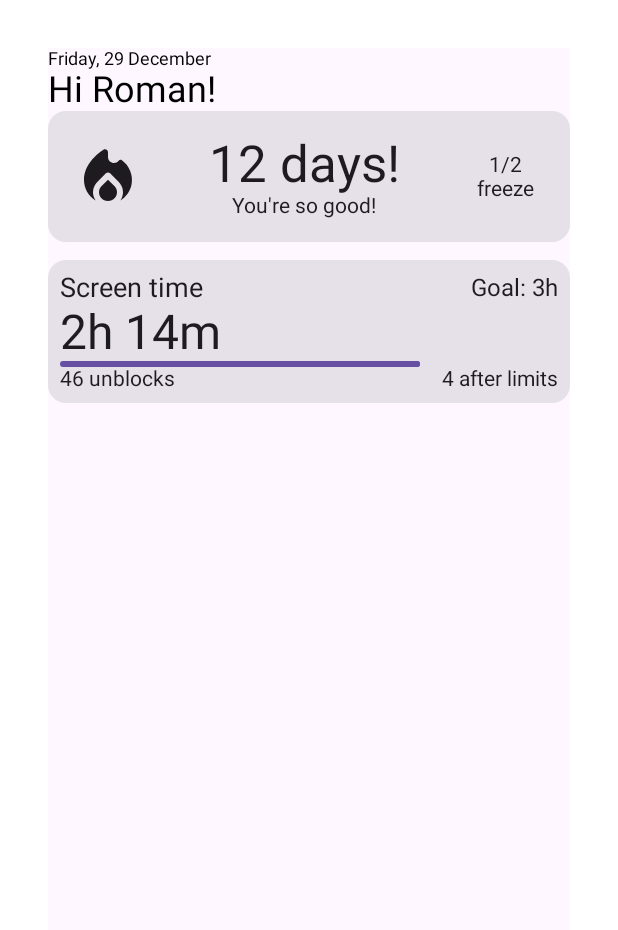
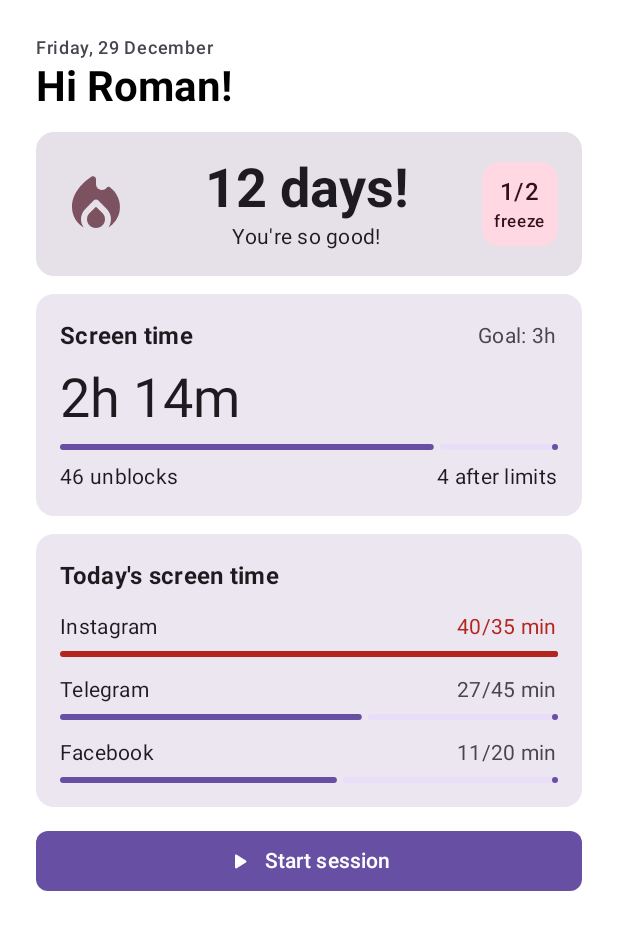
Before and after one commit to JustAntis/Pause, an Android app built with Jetpack Compose: the @Preview function HomeScreen, on a phone screen of 412 x 824 dp. Shown: the top 930 px of the screen. Run offline under Robolectric (Android 15) with nearby library versions, the phone set to English and light mode, and no system bars.

Commit message:
add: finished work with HomeScreen.kt

```diff
--- a/app/src/main/java/com/justantis/pause/presentation/home/HomeScreen.kt
+++ b/app/src/main/java/com/justantis/pause/presentation/home/HomeScreen.kt
@@ -1,7 +1,5 @@
 package com.justantis.pause.presentation.home
 
-import android.widget.Space
-import androidx.compose.foundation.background
 import androidx.compose.foundation.layout.Arrangement
 import androidx.compose.foundation.layout.Column
 import androidx.compose.foundation.layout.Row
@@ -10,10 +8,15 @@ import androidx.compose.foundation.layout.fillMaxSize
 import androidx.compose.foundation.layout.fillMaxWidth
 import androidx.compose.foundation.layout.padding
 import androidx.compose.foundation.layout.size
-import androidx.compose.foundation.layout.wrapContentSize
+import androidx.compose.foundation.layout.width
+import androidx.compose.foundation.shape.RoundedCornerShape
 import androidx.compose.material.icons.Icons
 import androidx.compose.material.icons.rounded.LocalFireDepartment
+import androidx.compose.material.icons.rounded.PlayArrow
+import androidx.compose.material3.Button
+import androidx.compose.material3.ButtonDefaults
 import androidx.compose.material3.Card
+import androidx.compose.material3.CardDefaults
 import androidx.compose.material3.Icon
 import androidx.compose.material3.LinearProgressIndicator
 import androidx.compose.material3.MaterialTheme
@@ -21,88 +24,187 @@ import androidx.compose.material3.Text
 import androidx.compose.runtime.Composable
 import androidx.compose.ui.Alignment
 import androidx.compose.ui.Modifier
+import androidx.compose.ui.text.font.FontWeight
 import androidx.compose.ui.tooling.preview.Preview
 import androidx.compose.ui.unit.dp
-import androidx.compose.ui.unit.sp
+import com.justantis.pause.presentation.theme.PauseTheme
 
-@Preview(device = "spec:width=411dp,height=891dp", showSystemUi = true, showBackground = true)
 @Composable
-fun HomeScreen(){
-
+fun HomeScreen() {
     Column(
         modifier = Modifier
             .fillMaxSize()
-            .padding(32.dp)
-            .background(MaterialTheme.colorScheme.background),
+            .padding(24.dp),
+        verticalArrangement = Arrangement.spacedBy(12.dp)
     ) {
-        Text("Friday, 29 December", fontSize = 12.sp)
+        Column {
+            Text(
+                text = "Friday, 29 December",
+                style = MaterialTheme.typography.labelMedium,
+                color = MaterialTheme.colorScheme.onSurfaceVariant
+            )
             Text(
                 text = "Hi Roman!",
-            fontSize = 24.sp
+                style = MaterialTheme.typography.headlineMedium,
+                fontWeight = FontWeight.Bold
             )
-        Card(
-            modifier = Modifier
-                .fillMaxWidth()
+        }
+
+        StreakCard()
+        ScreenTimeCard()
+        AppsScreenTimeCard()
+        Button(
+            onClick = {},
+            modifier = Modifier.fillMaxWidth(),
+            shape = RoundedCornerShape(8.dp)
         ) {
+            Icon(
+                imageVector = Icons.Rounded.PlayArrow,
+                contentDescription = null,
+                modifier = Modifier.size(ButtonDefaults.IconSize)
+            )
+            Spacer(modifier = Modifier.width(ButtonDefaults.IconSpacing))
+            Text(text = "Start session")
+        }
+    }
+}
 
+@Composable
+private fun StreakCard() {
+    Card(modifier = Modifier.fillMaxWidth()) {
         Row(
             modifier = Modifier
                 .fillMaxWidth()
                 .padding(16.dp),
             verticalAlignment = Alignment.CenterVertically,
             horizontalArrangement = Arrangement.SpaceBetween
-            ){
+        ) {
             Icon(
-                    modifier = Modifier.size(48.dp),
                 imageVector = Icons.Rounded.LocalFireDepartment,
-                    contentDescription = "Seria"
+                contentDescription = "Streak",
+                tint = MaterialTheme.colorScheme.tertiary,
+                modifier = Modifier.size(48.dp)
             )
-                Column(
-                    horizontalAlignment = Alignment.CenterHorizontally
-                ) {
-                    Text(text = "12 days!", fontSize = 34.sp)
-                    Text(text = "You're so good!")
+            Column(horizontalAlignment = Alignment.CenterHorizontally) {
+                Text(
+                    text = "12 days!",
+                    style = MaterialTheme.typography.displaySmall,
+                    fontWeight = FontWeight.Bold
+                )
+                Text(
+                    text = "You're so good!",
+                    style = MaterialTheme.typography.bodyMedium
+                )
             }
-
             Card(
+                colors = CardDefaults.cardColors(
+                    containerColor = MaterialTheme.colorScheme.tertiaryContainer,
+                    contentColor = MaterialTheme.colorScheme.onTertiaryContainer
+                )
             ) {
                 Column(
                     modifier = Modifier.padding(8.dp),
                     horizontalAlignment = Alignment.CenterHorizontally
                 ) {
-                        Text(text = "1/2")
-                        Text(text = "freeze")
-                    }
-                }
-            }
-
-        }
-        Spacer(modifier = Modifier.size(12.dp))
-        Card(
-            modifier = Modifier
-                .fillMaxWidth()
-        ) {
-            Column(
-                modifier = Modifier.padding(8.dp),
-                verticalArrangement = Arrangement.SpaceAround
-            ) {
-                Row(
-                    verticalAlignment = Alignment.CenterVertically
-                ) {
-                    Text(text = "Screen time", fontSize = 18.sp)
-                    Spacer(modifier = Modifier.weight(1f))
-                    Text(text = "Goal: 3h", fontSize = 16.sp)
-                }
-                Text(text = "2h 14m", fontSize = 32.sp)
-                LinearProgressIndicator(progress = {20f})
-                Row(
-                    verticalAlignment = Alignment.CenterVertically
-                ) {
-                    Text(text = "46 unblocks")
-                    Spacer(modifier = Modifier.weight(1f))
-                    Text(text = "4 after limits")
+                    Text(text = "1/2", style = MaterialTheme.typography.titleMedium)
+                    Text(text = "freeze", style = MaterialTheme.typography.labelSmall)
                 }
             }
         }
     }
 }
+
+@Composable
+private fun ScreenTimeCard() {
+    Card(
+        modifier = Modifier.fillMaxWidth(),
+        colors = CardDefaults.cardColors(
+            containerColor = MaterialTheme.colorScheme.surfaceContainerHigh
+        )
+    ) {
+        Column(
+            modifier = Modifier.padding(16.dp),
+            verticalArrangement = Arrangement.spacedBy(8.dp)
+        ) {
+            Row(verticalAlignment = Alignment.CenterVertically) {
+                Text(
+                    text = "Screen time",
+                    style = MaterialTheme.typography.titleMedium,
+                    fontWeight = FontWeight.Bold
+                )
+                Spacer(modifier = Modifier.weight(1f))
+                Text(
+                    text = "Goal: 3h",
+                    style = MaterialTheme.typography.bodyMedium,
+                    color = MaterialTheme.colorScheme.onSurfaceVariant
+                )
+            }
+            Text(text = "2h 14m", style = MaterialTheme.typography.displaySmall)
+            LinearProgressIndicator(
+                progress = { 134f / 180f },
+                modifier = Modifier.fillMaxWidth()
+            )
+            Row(verticalAlignment = Alignment.CenterVertically) {
+                Text(text = "46 unblocks", style = MaterialTheme.typography.bodyMedium)
+                Spacer(modifier = Modifier.weight(1f))
+                Text(text = "4 after limits", style = MaterialTheme.typography.bodyMedium)
+            }
+        }
+    }
+}
+
+@Composable
+private fun AppsScreenTimeCard() {
+    Card(
+        modifier = Modifier.fillMaxWidth(),
+        colors = CardDefaults.cardColors(
+            containerColor = MaterialTheme.colorScheme.surfaceContainerHigh
+        )
+    ) {
+        Column(
+            modifier = Modifier.padding(16.dp),
+            verticalArrangement = Arrangement.spacedBy(12.dp)
+        ) {
+            Text(
+                text = "Today's screen time",
+                style = MaterialTheme.typography.titleMedium,
+                fontWeight = FontWeight.Bold
+            )
+            AppScreenTime(appName = "Instagram", usedMinutes = 40, limitMinutes = 35)
+            AppScreenTime(appName = "Telegram", usedMinutes = 27, limitMinutes = 45)
+            AppScreenTime(appName = "Facebook", usedMinutes = 11, limitMinutes = 20)
+        }
+    }
+}
+
+@Composable
+fun AppScreenTime(appName: String, usedMinutes: Int, limitMinutes: Int) {
+    val isOverLimit = usedMinutes >= limitMinutes
+    val progress = if (limitMinutes > 0) usedMinutes.toFloat() / limitMinutes else 1f
+    val accent = if (isOverLimit) MaterialTheme.colorScheme.error else MaterialTheme.colorScheme.primary
+
+    Column(verticalArrangement = Arrangement.spacedBy(6.dp)) {
+        Row {
+            Text(text = appName, style = MaterialTheme.typography.bodyMedium)
+            Spacer(modifier = Modifier.weight(1f))
+            Text(
+                text = "$usedMinutes/$limitMinutes min",
+                style = MaterialTheme.typography.bodyMedium,
+                color = if (isOverLimit) MaterialTheme.colorScheme.error else MaterialTheme.colorScheme.onSurfaceVariant
+            )
+        }
+        LinearProgressIndicator(
+            progress = { progress },
+            color = accent,
+            modifier = Modifier.fillMaxWidth()
+        )
+    }
+}
+
+@Preview(device = "spec:width=411dp,height=891dp", showSystemUi = true, showBackground = true)
+@Composable
+fun HomeScreenPreview() {
+    PauseTheme {
+        HomeScreen()
+    }
+}
```
Lines whose indentation alone changed are shown as unchanged.
